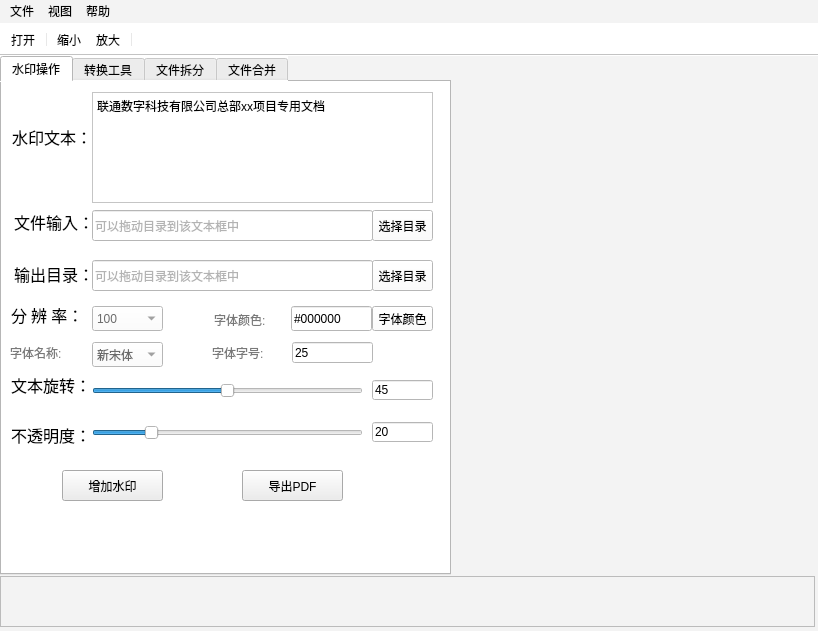
zhanglt/pdftool_c-, file pdfviewer/mainwindow.ui: the form before one commit.
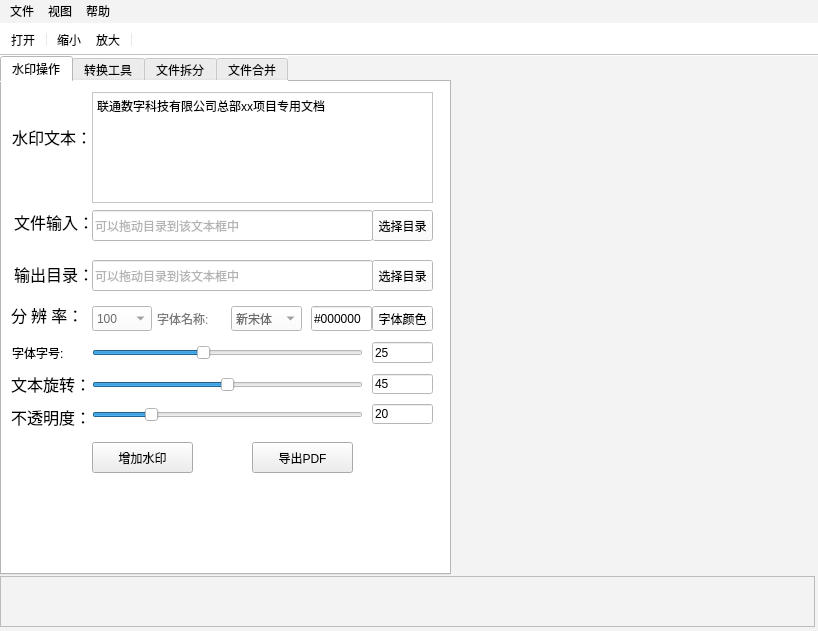
The form after the commit. Icons and pictures are not drawn. Custom widgets are drawn as their Qt base class.

Commit message: 修改字号修改方式

```diff
--- a/pdfviewer/mainwindow.ui
+++ b/pdfviewer/mainwindow.ui
@@ -101,8 +101,8 @@
         <widget class="QComboBox" name="cBoxFont">
          <property name="geometry">
           <rect>
-           <x>90</x>
-           <y>260</y>
+           <x>229</x>
+           <y>224</y>
            <width>71</width>
            <height>25</height>
           </rect>
@@ -139,7 +139,7 @@
          <property name="geometry">
           <rect>
            <x>370</x>
-           <y>298</y>
+           <y>292</y>
            <width>61</width>
            <height>20</height>
           </rect>
@@ -182,9 +182,9 @@
         <widget class="CustomLineEdit" name="lineEditColor">
          <property name="geometry">
           <rect>
-           <x>289</x>
+           <x>309</x>
            <y>224</y>
-           <width>81</width>
+           <width>61</width>
            <height>25</height>
           </rect>
          </property>
@@ -224,7 +224,7 @@
          <property name="geometry">
           <rect>
            <x>9</x>
-           <y>338</y>
+           <y>320</y>
            <width>81</width>
            <height>30</height>
           </rect>
@@ -252,7 +252,7 @@
          <property name="geometry">
           <rect>
            <x>370</x>
-           <y>340</y>
+           <y>322</y>
            <width>61</width>
            <height>20</height>
           </rect>
@@ -271,9 +271,9 @@
          <property name="geometry">
           <rect>
            <x>9</x>
-           <y>288</y>
+           <y>282</y>
            <width>81</width>
-           <height>30</height>
+           <height>40</height>
           </rect>
          </property>
          <property name="font">
@@ -336,8 +336,8 @@
         <widget class="QLabel" name="label">
          <property name="geometry">
           <rect>
-           <x>8</x>
-           <y>260</y>
+           <x>155</x>
+           <y>226</y>
            <width>71</width>
            <height>22</height>
           </rect>
@@ -369,8 +369,8 @@
         <widget class="QPushButton" name="btnAddWater">
          <property name="geometry">
           <rect>
-           <x>60</x>
-           <y>388</y>
+           <x>90</x>
+           <y>360</y>
            <width>101</width>
            <height>31</height>
           </rect>
@@ -393,23 +393,6 @@
           <string>增加水印</string>
          </property>
         </widget>
-        <widget class="QLabel" name="label_3">
-         <property name="geometry">
-          <rect>
-           <x>212</x>
-           <y>225</y>
-           <width>91</width>
-           <height>25</height>
-          </rect>
-         </property>
-         <property name="styleSheet">
-          <string notr="true">color: rgb(121, 121, 121);
-font: 12pt &quot;等线&quot;;</string>
-         </property>
-         <property name="text">
-          <string>字体颜色:</string>
-         </property>
-        </widget>
         <widget class="QLabel" name="labWater">
          <property name="geometry">
           <rect>
@@ -483,7 +466,7 @@
          <property name="geometry">
           <rect>
            <x>90</x>
-           <y>340</y>
+           <y>322</y>
            <width>271</width>
            <height>22</height>
           </rect>
@@ -505,7 +488,7 @@
          <property name="geometry">
           <rect>
            <x>90</x>
-           <y>298</y>
+           <y>292</y>
            <width>271</width>
            <height>22</height>
           </rect>
@@ -532,8 +515,8 @@
         <widget class="QPushButton" name="btnExportPDF">
          <property name="geometry">
           <rect>
-           <x>240</x>
-           <y>388</y>
+           <x>250</x>
+           <y>360</y>
            <width>101</width>
            <height>31</height>
           </rect>
@@ -561,7 +544,7 @@
           <rect>
            <x>90</x>
            <y>224</y>
-           <width>71</width>
+           <width>60</width>
            <height>25</height>
           </rect>
          </property>
@@ -606,9 +589,9 @@
         <widget class="CustomLineEdit" name="lineEdit_fs">
          <property name="geometry">
           <rect>
-           <x>290</x>
+           <x>370</x>
            <y>260</y>
-           <width>81</width>
+           <width>61</width>
            <height>21</height>
           </rect>
          </property>
@@ -618,6 +601,9 @@
          <property name="text">
           <string>25</string>
          </property>
+         <property name="readOnly">
+          <bool>true</bool>
+         </property>
         </widget>
         <widget class="CustomTextEdit" name="lineEditWaterText">
          <property name="geometry">
@@ -642,20 +628,48 @@
         <widget class="QLabel" name="label_2">
          <property name="geometry">
           <rect>
-           <x>210</x>
+           <x>10</x>
            <y>260</y>
            <width>71</width>
            <height>22</height>
           </rect>
          </property>
          <property name="styleSheet">
-          <string notr="true">color: rgb(121, 121, 121);
+          <string notr="true">
 font: 12pt &quot;等线&quot;;</string>
          </property>
          <property name="text">
           <string>字体字号:</string>
          </property>
         </widget>
+        <widget class="CustomSlider" name="sliderFontsize">
+         <property name="geometry">
+          <rect>
+           <x>90</x>
+           <y>260</y>
+           <width>271</width>
+           <height>22</height>
+          </rect>
+         </property>
+         <property name="minimum">
+          <number>8</number>
+         </property>
+         <property name="maximum">
+          <number>50</number>
+         </property>
+         <property name="singleStep">
+          <number>0</number>
+         </property>
+         <property name="value">
+          <number>25</number>
+         </property>
+         <property name="sliderPosition">
+          <number>25</number>
+         </property>
+         <property name="orientation">
+          <enum>Qt::Horizontal</enum>
+         </property>
+        </widget>
         <zorder>labOutput</zorder>
         <zorder>labWater</zorder>
         <zorder>btnSelectOutput</zorder>
```
Left out of the diff: 2 changed lines with no effect on the pictures. The commit also changes 1 other file.
